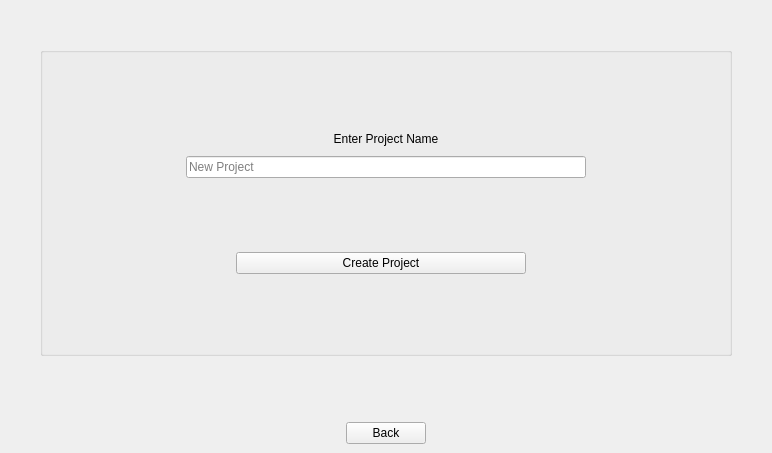
Above: src/Editor/EditorChoiceScreen.ui from RemotelyChaotic/JOIPEngine before the change. Below: the same form after it.
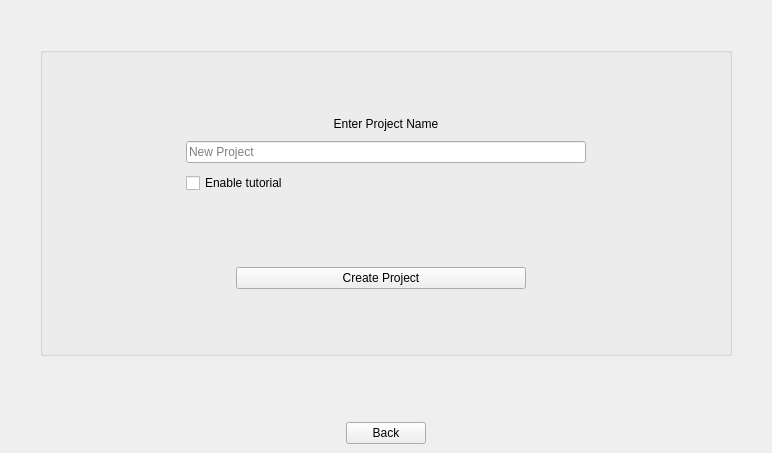
That is the form after the change. The open tabs and pages were chosen to show the change. Custom widgets are drawn as their Qt base class.

Commit message: Added Tutorial option and store it in project

The edit to the form file:
```diff
--- a/src/Editor/EditorChoiceScreen.ui
+++ b/src/Editor/EditorChoiceScreen.ui
@@ -323,67 +323,6 @@
                 <property name="spacing">
                  <number>10</number>
                 </property>
-                <item row="7" column="1">
-                 <widget class="QPushButton" name="pCreateProjectButton">
-                  <property name="sizePolicy">
-                   <sizepolicy hsizetype="Minimum" vsizetype="Fixed">
-                    <horstretch>1</horstretch>
-                    <verstretch>0</verstretch>
-                   </sizepolicy>
-                  </property>
-                  <property name="text">
-                   <string>Create Project</string>
-                  </property>
-                 </widget>
-                </item>
-                <item row="5" column="0" colspan="4">
-                 <widget class="QLabel" name="pErrorLabel">
-                  <property name="sizePolicy">
-                   <sizepolicy hsizetype="Preferred" vsizetype="Minimum">
-                    <horstretch>0</horstretch>
-                    <verstretch>0</verstretch>
-                   </sizepolicy>
-                  </property>
-                  <property name="minimumSize">
-                   <size>
-                    <width>1</width>
-                    <height>0</height>
-                   </size>
-                  </property>
-                  <property name="text">
-                   <string/>
-                  </property>
-                  <property name="wordWrap">
-                   <bool>true</bool>
-                  </property>
-                 </widget>
-                </item>
-                <item row="2" column="1" colspan="2">
-                 <spacer name="verticalSpacer_7">
-                  <property name="orientation">
-                   <enum>Qt::Vertical</enum>
-                  </property>
-                  <property name="sizeHint" stdset="0">
-                   <size>
-                    <width>20</width>
-                    <height>40</height>
-                   </size>
-                  </property>
-                 </spacer>
-                </item>
-                <item row="8" column="1" colspan="2">
-                 <spacer name="verticalSpacer_6">
-                  <property name="orientation">
-                   <enum>Qt::Vertical</enum>
-                  </property>
-                  <property name="sizeHint" stdset="0">
-                   <size>
-                    <width>20</width>
-                    <height>40</height>
-                   </size>
-                  </property>
-                 </spacer>
-                </item>
                 <item row="3" column="1" colspan="2">
                  <widget class="QLabel" name="label">
                   <property name="sizePolicy">
@@ -400,7 +339,7 @@
                   </property>
                  </widget>
                 </item>
-                <item row="6" column="1" colspan="2">
+                <item row="7" column="1" colspan="2">
                  <spacer name="verticalSpacer_3">
                   <property name="orientation">
                    <enum>Qt::Vertical</enum>
@@ -432,20 +371,7 @@
                   </property>
                  </widget>
                 </item>
-                <item row="7" column="3">
-                 <spacer name="horizontalSpacer_4">
-                  <property name="orientation">
-                   <enum>Qt::Horizontal</enum>
-                  </property>
-                  <property name="sizeHint" stdset="0">
-                   <size>
-                    <width>40</width>
-                    <height>20</height>
-                   </size>
-                  </property>
-                 </spacer>
-                </item>
-                <item row="7" column="0">
+                <item row="8" column="0">
                  <spacer name="horizontalSpacer_3">
                   <property name="orientation">
                    <enum>Qt::Horizontal</enum>
@@ -458,6 +384,87 @@
                   </property>
                  </spacer>
                 </item>
+                <item row="8" column="1">
+                 <widget class="QPushButton" name="pCreateProjectButton">
+                  <property name="sizePolicy">
+                   <sizepolicy hsizetype="Minimum" vsizetype="Fixed">
+                    <horstretch>1</horstretch>
+                    <verstretch>0</verstretch>
+                   </sizepolicy>
+                  </property>
+                  <property name="text">
+                   <string>Create Project</string>
+                  </property>
+                 </widget>
+                </item>
+                <item row="8" column="3">
+                 <spacer name="horizontalSpacer_4">
+                  <property name="orientation">
+                   <enum>Qt::Horizontal</enum>
+                  </property>
+                  <property name="sizeHint" stdset="0">
+                   <size>
+                    <width>40</width>
+                    <height>20</height>
+                   </size>
+                  </property>
+                 </spacer>
+                </item>
+                <item row="9" column="1" colspan="2">
+                 <spacer name="verticalSpacer_6">
+                  <property name="orientation">
+                   <enum>Qt::Vertical</enum>
+                  </property>
+                  <property name="sizeHint" stdset="0">
+                   <size>
+                    <width>20</width>
+                    <height>40</height>
+                   </size>
+                  </property>
+                 </spacer>
+                </item>
+                <item row="6" column="0" colspan="4">
+                 <widget class="QLabel" name="pErrorLabel">
+                  <property name="sizePolicy">
+                   <sizepolicy hsizetype="Preferred" vsizetype="Minimum">
+                    <horstretch>0</horstretch>
+                    <verstretch>0</verstretch>
+                   </sizepolicy>
+                  </property>
+                  <property name="minimumSize">
+                   <size>
+                    <width>1</width>
+                    <height>0</height>
+                   </size>
+                  </property>
+                  <property name="text">
+                   <string/>
+                  </property>
+                  <property name="wordWrap">
+                   <bool>true</bool>
+                  </property>
+                 </widget>
+                </item>
+                <item row="2" column="1" colspan="2">
+                 <spacer name="verticalSpacer_7">
+                  <property name="orientation">
+                   <enum>Qt::Vertical</enum>
+                  </property>
+                  <property name="sizeHint" stdset="0">
+                   <size>
+                    <width>20</width>
+                    <height>40</height>
+                   </size>
+                  </property>
+                 </spacer>
+                </item>
+                <item row="5" column="0" colspan="4">
+                 <widget class="QCheckBox" name="pEnableTutorialCheckBox">
+                  <property name="text">
+                   <string>Enable tutorial</string>
+                  </property>
+                 </widget>
+                </item>
                </layout>
               </widget>
              </item>
```
The commit also changes 11 other files.
